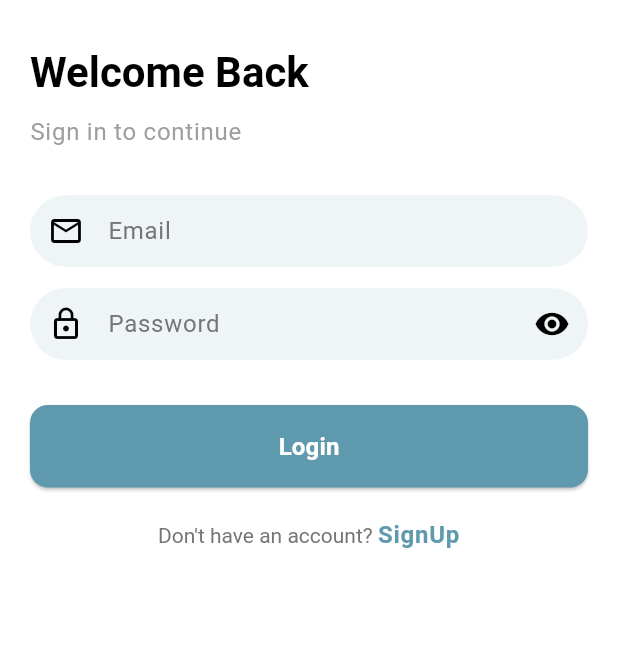
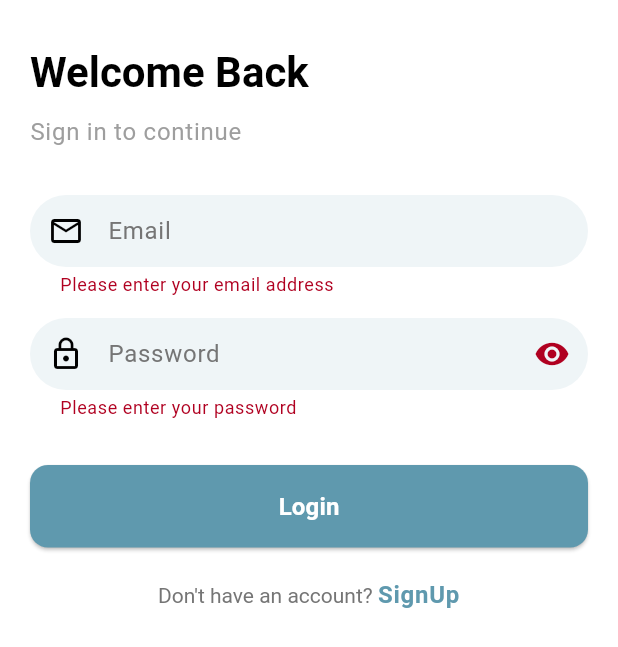
Before and after one commit to Piyushbhatt7/Messaging-App, a Flutter app: the LoginScreen screen opened directly, after a tap on "Login", on a phone screen of 412 x 824 dp. Shown: the top 647 px of the screen. Run offline on Flutter 3.47's test engine with Material 3 defaults, Android fonts, the phone set to English and light mode, and no system bars.

Commit message:
login screen

```diff
--- a/lib/presentation/screens/auth/login_screen.dart
+++ b/lib/presentation/screens/auth/login_screen.dart
@@ -105,7 +105,13 @@ class _LoginScreenState extends State<LoginScreen> {
                 ),
 
                 const SizedBox(height: 30.0),
-                CustomButton(onPressed: () {}, text: "Login"),
+                CustomButton(onPressed: () {
+                  FocusScope.of(context).unfocus();
+                  if(_formKey.currentState?.validate() ?? false)
+                  {
+
+                  }
+                }, text: "Login"),
 
                 const SizedBox(height: 20.0),
 
```
